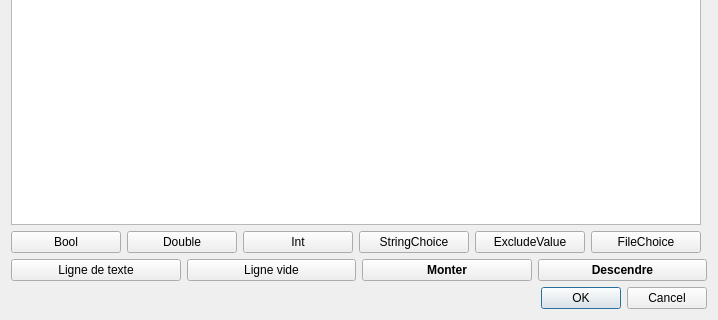
First picture: the form in stepcreatorv2/parametermodeldialog.ui, repository computree/computree-v3, before the edit; both pictures show x 0 to 718 and y 144 to 464 of the 718 by 464 pixel window.
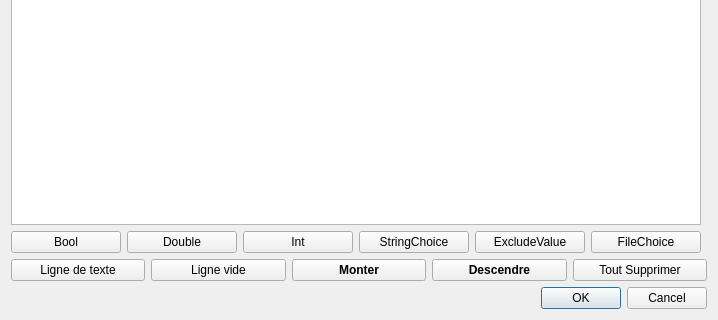
Second picture: the form after the edit.

Patch:
```diff
--- a/stepcreatorv2/parametermodeldialog.ui
+++ b/stepcreatorv2/parametermodeldialog.ui
@@ -194,6 +194,13 @@
         </property>
        </widget>
       </item>
+      <item>
+       <widget class="QPushButton" name="pb_clear">
+        <property name="text">
+         <string>Tout Supprimer</string>
+        </property>
+       </widget>
+      </item>
      </layout>
     </widget>
    </item>
```
